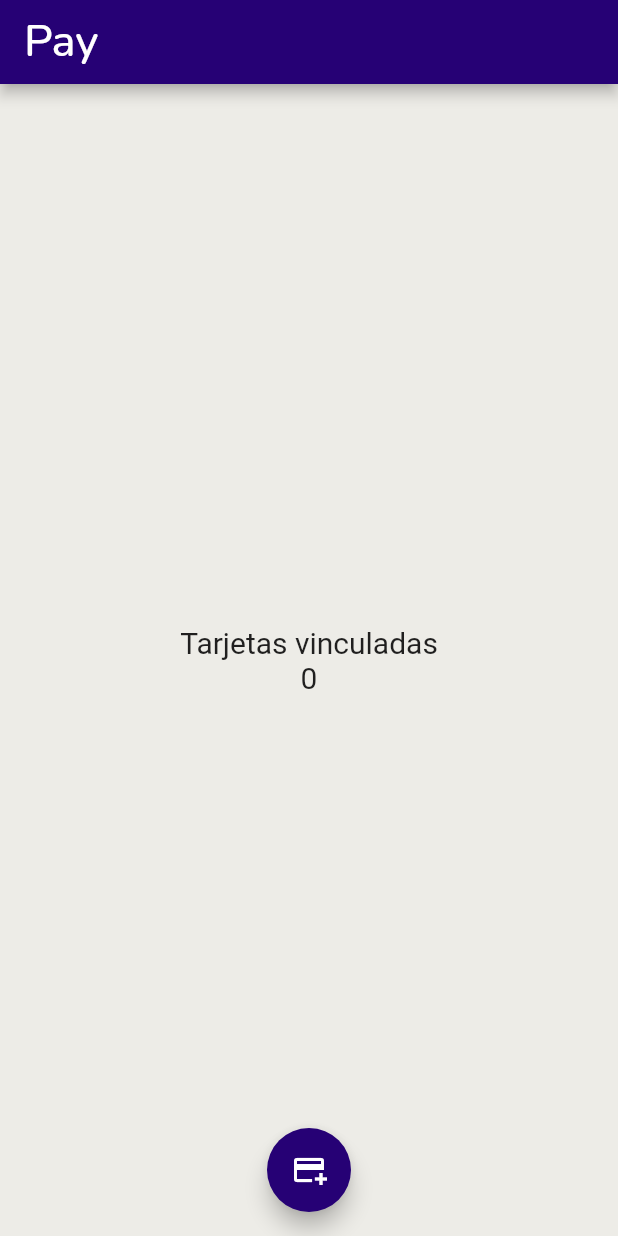
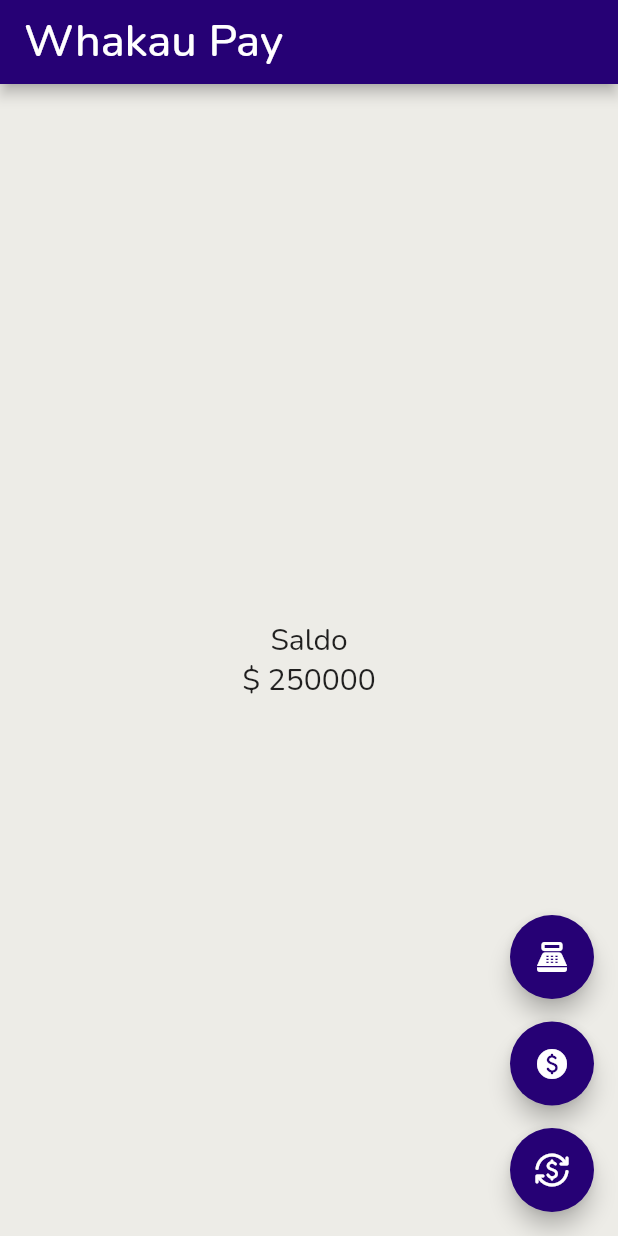
Before and after one commit to DeyciToloza/counter_flutter, a Flutter app: the screen it shows after launch, on a phone screen of 412 x 824 dp. Run offline on Flutter 3.47's test engine with Material 2 defaults, Android fonts, the phone set to English and light mode, and no system bars; our stand-ins replace google_fonts.

Commit message:
Este es un commit diferente

```diff
--- a/lib/main.dart
+++ b/lib/main.dart
@@ -1,4 +1,6 @@
-import 'package:counter/screens/home_screen.dart';
+import 'package:counter/screens/counter_screen.dart';
+
+///import 'package:counter/screens/home_screen.dart';
 import 'package:flutter/material.dart';
 
 void main() {
@@ -16,6 +18,6 @@ class MyApp extends StatelessWidget {
   @override
   Widget build(BuildContext context) {
     return const MaterialApp(
-        debugShowCheckedModeBanner: false, home: HomeScreen());
+        debugShowCheckedModeBanner: false, home: CounterScreen());
   }
 }
--- /dev/null
+++ b/lib/screens/counter_screen.dart
@@ -0,0 +1,69 @@
+import 'package:google_fonts/google_fonts.dart';
+import 'package:flutter/material.dart';
+
+class CounterScreen extends StatefulWidget {
+  const CounterScreen({super.key});
+  @override
+  State<CounterScreen> createState() => _CounterScreenState();
+}
+
+class _CounterScreenState extends State<CounterScreen> {
+  int counter = 250000;
+  @override
+  Widget build(BuildContext context) {
+    dynamic colorBackground = const Color.fromARGB(255, 237, 236, 231);
+    dynamic colorApp = const Color.fromARGB(255, 38, 1, 117);
+    var fontSize = GoogleFonts.nunito(fontSize: 20);
+    return Scaffold(
+      appBar: AppBar(
+        backgroundColor: colorApp,
+        elevation: 3.8,
+        title: Text('Whakau Pay', style: GoogleFonts.nunito(fontSize: 30)),
+      ),
+      backgroundColor: colorBackground,
+      body: Center(
+        child: Column(
+          mainAxisAlignment: MainAxisAlignment.center,
+          children: [
+            Text("Saldo", style: fontSize),
+            Text("\$ $counter", style: fontSize)
+          ],
+        ),
+      ),
+      floatingActionButtonLocation: FloatingActionButtonLocation.endFloat,
+      floatingActionButton: Column(
+        mainAxisAlignment: MainAxisAlignment.end,
+
+        ///crossAxisAlignment: CrossAxisAlignment.end,
+        children: [
+          FloatingActionButton(
+            backgroundColor: colorApp,
+            child: const Icon(Icons.point_of_sale),
+            onPressed: () {
+              counter -= 50000;
+              setState(() {});
+            },
+          ),
+          const SizedBox(height: 15),
+          FloatingActionButton(
+            backgroundColor: colorApp,
+            child: const Icon(Icons.paid_rounded),
+            onPressed: () {
+              counter = 0;
+              setState(() {});
+            },
+          ),
+          const SizedBox(height: 15),
+          FloatingActionButton(
+            backgroundColor: colorApp,
+            child: const Icon(Icons.currency_exchange_rounded),
+            onPressed: () {
+              counter += 50000;
+              setState(() {});
+            },
+          )
+        ],
+      ),
+    );
+  }
+}
--- a/lib/screens/home_screen.dart
+++ b/lib/screens/home_screen.dart
@@ -12,7 +12,7 @@ class HomeScreen extends StatelessWidget {
       appBar: AppBar(
         backgroundColor: colorApp,
         elevation: 3.8,
-        title: Text('Pay', style: GoogleFonts.nunito(fontSize: 30)),
+        title: Text('Home Pay', style: GoogleFonts.nunito(fontSize: 30)),
       ),
       backgroundColor: colorBackground,
       body: Center(
```
